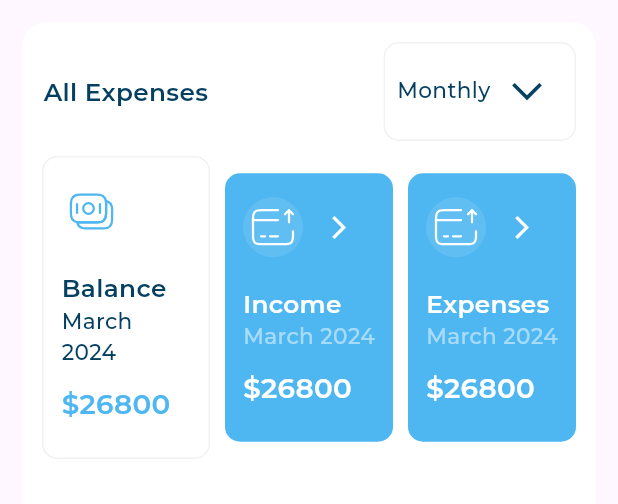
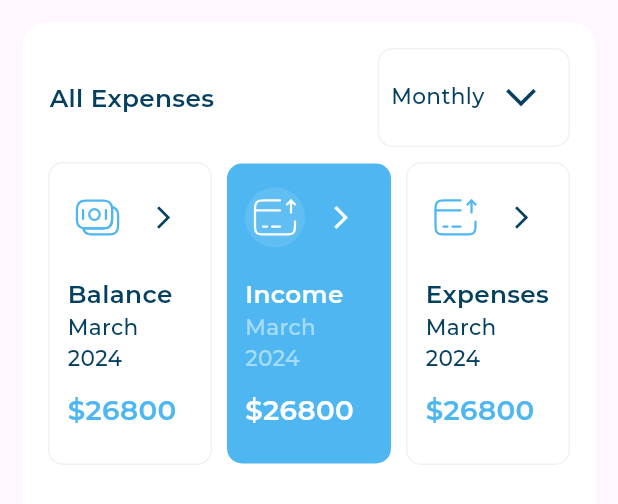
Before and after one commit to MalekYasser26/Respnosive_UI_Dashboard, a Flutter app: the AllExpenses widget shown alone on an empty page, opened directly, after a tap on "Income", on a phone screen of 412 x 824 dp. Shown: the top 504 px of the screen. Run offline on Flutter 3.47's test engine with Material 3 defaults, Android fonts, the phone set to English and light mode, and no system bars; our stand-ins replace flutter_svg; project files that could hold a hidden picture were left out.

Commit message:
finished all expenses

```diff
--- /dev/null
+++ b/lib/features/home/presentation/models/expenses_item_model.dart
@@ -0,0 +1,6 @@
+class ExpensesItemModels{
+  final String type, date, money,image;
+
+  const ExpensesItemModels({required this.type, required this.date , required this.image, required this.money});
+
+}
--- a/lib/features/home/presentation/views/desktop_dashboard.dart
+++ b/lib/features/home/presentation/views/desktop_dashboard.dart
@@ -27,7 +27,11 @@ class _DesktopDashboardViewState extends State<DesktopDashboardView> {
             flex: 2,
             child: Padding(
               padding: EdgeInsets.symmetric(horizontal: 30),
-              child: AllExpenses(),
+              child: Column(
+                children: [
+                  AllExpenses(),
+                ],
+              ),
             ),
           ),
           const Expanded(
--- a/lib/features/home/presentation/views/widgets/active_expenses_item.dart
+++ b/lib/features/home/presentation/views/widgets/active_expenses_item.dart
@@ -1,21 +1,15 @@
 import 'package:flutter/material.dart';
+import 'package:full_responsive_ui/features/home/presentation/models/expenses_item_model.dart';
 import 'package:full_responsive_ui/features/home/presentation/views/widgets/expenses_item_header.dart';
-import 'package:full_responsive_ui/utils/app_images.dart';
 import 'package:full_responsive_ui/utils/app_styles.dart';
 
 class ActiveExpensesItem extends StatelessWidget {
   const ActiveExpensesItem({
     super.key,
-    required this.type,
-    required this.date,
-    required this.money,
-    required this.image, required this.active,
+    required this.active, required this.eimModel,
   });
 
-  final String type;
-  final String date;
-  final String money;
-  final String image;
+  final ExpensesItemModels eimModel ;
   final bool active ;
 
 
@@ -33,18 +27,18 @@ class ActiveExpensesItem extends StatelessWidget {
             crossAxisAlignment: CrossAxisAlignment.start,
             children: [
                ExpensesItemHeader(
-                image: image,
+                image: eimModel.image,
                  active: active,
               ),
               const SizedBox(
                 height: 15,
               ),
-              Text(type, style: AppStyles.styleSemiBoldWhite16(context)),
-              Text(date, style: AppStyles.styleMedium14(context)),
+              Text(eimModel.type, style: AppStyles.styleSemiBoldWhite16(context)),
+              Text(eimModel.date, style: AppStyles.styleMedium14(context)),
               Padding(
                 padding: const EdgeInsets.symmetric(vertical: 10.0),
                 child:
-                Text("\$$money", style: AppStyles.styleSemiBold18(context)),
+                Text("\$${eimModel.money}", style: AppStyles.styleSemiBold18(context)),
               )
             ],
           ),
--- a/lib/features/home/presentation/views/widgets/all_expenses.dart
+++ b/lib/features/home/presentation/views/widgets/all_expenses.dart
@@ -1,10 +1,42 @@
 import 'package:flutter/material.dart';
+import 'package:full_responsive_ui/features/home/presentation/models/expenses_item_model.dart';
 import 'package:full_responsive_ui/features/home/presentation/views/widgets/all_expenses_header.dart';
 import 'package:full_responsive_ui/features/home/presentation/views/widgets/expenses_item.dart';
 import 'package:full_responsive_ui/utils/app_images.dart';
 
-class AllExpenses extends StatelessWidget {
+class AllExpenses extends StatefulWidget {
   const AllExpenses({Key? key}) : super(key: key);
+
+  @override
+  _AllExpensesState createState() => _AllExpensesState();
+}
+
+class _AllExpensesState extends State<AllExpenses> {
+  int selectedIndex = 0;
+
+  void updateIndex(int index) {
+    setState(() {
+      selectedIndex = index;
+    });
+  }
+
+  static const List<ExpensesItemModels> eimItems = [
+    ExpensesItemModels(
+        type: "Balance",
+        date: "March 2024",
+        image: Assets.imagesCash,
+        money: "26800"),
+    ExpensesItemModels(
+        type: "Income",
+        date: "March 2024",
+        image: Assets.imagesExpenses,
+        money: "26800"),
+    ExpensesItemModels(
+        type: "Expenses",
+        date: "March 2024",
+        image: Assets.imagesExpenses,
+        money: "26800"),
+  ];
 
   @override
   Widget build(BuildContext context) {
@@ -13,41 +45,24 @@ class AllExpenses extends StatelessWidget {
       child: Container(
         decoration: BoxDecoration(
             borderRadius: BorderRadius.circular(15), color: Colors.white),
-        child:  Padding(
-          padding: EdgeInsets.all(8.0),
+        child: Padding(
+          padding: const EdgeInsets.all(12.0),
           child: Column(
             children: [
-              AllExpensesHeader(),
+              const AllExpensesHeader(),
               Row(
-                children: [
-                  Expanded(
+                children: eimItems.asMap().entries.map((e) {
+                  int index = e.key;
+                  var item = e.value;
+                  return Expanded(
                     child: ExpensesItem(
-                      type: "Balance",
-                      date: "March 2024",
-                      money: "26800",
-                      active: false,
-                      image: Assets.imagesCash,
+                      eimModel: item,
+                      active: selectedIndex == index,
+                      index: index,
+                      updateIndex: updateIndex,
                     ),
-                  ),
-                  Expanded(
-                    child: ExpensesItem(
-                      type: "Income",
-                      date: "March 2024",
-                      money: "26800",
-                      active: false,
-                      image: Assets.imagesExpenses,
-                    ),
-                  ),
-                  Expanded(
-                    child: ExpensesItem(
-                      type: "Expenses",
-                      date: "March 2024",
-                      money: "26800",
-                      active: true,
-                      image: Assets.imagesExpenses,
-                    ),
-                  ),
-                ],
+                  );
+                }).toList(),
               ),
             ],
           ),
--- a/lib/features/home/presentation/views/widgets/expenses_item.dart
+++ b/lib/features/home/presentation/views/widgets/expenses_item.dart
@@ -1,38 +1,31 @@
 import 'package:flutter/material.dart';
+import 'package:full_responsive_ui/features/home/presentation/models/expenses_item_model.dart';
 import 'package:full_responsive_ui/features/home/presentation/views/widgets/active_expenses_item.dart';
 import 'package:full_responsive_ui/features/home/presentation/views/widgets/inactive_expenses_item.dart';
 
-class ExpensesItem extends StatefulWidget {
-  final String type, date, money,image;
-  bool active = false;
+class ExpensesItem extends StatelessWidget {
+  final ExpensesItemModels eimModel;
+  final bool active;
+  final int index;
+  final Function(int) updateIndex;
 
   ExpensesItem({
-    super.key,
-    required this.type,
-    required this.date,
-    required this.money,
+    Key? key,
+    required this.eimModel,
     required this.active,
-    required this.image
-  });
+    required this.index,
+    required this.updateIndex,
+  }) : super(key: key);
 
-  @override
-  State<ExpensesItem> createState() => _ExpensesItemState();
-}
-
-class _ExpensesItemState extends State<ExpensesItem> {
   @override
   Widget build(BuildContext context) {
     return GestureDetector(
       onTap: () {
-        widget.active = !widget.active;
-        print(widget.active);
-        setState(() {
-        });
-
+        updateIndex(index);
       },
-      child: widget.active == false
-          ? InactiveExpensesItem(type: widget.type, date: widget.date, money: widget.money, image: widget.image,active: widget.active,)
-          : ActiveExpensesItem(type: widget.type, date: widget.date, money: widget.money,image: widget.image,active: widget.active,)
+      child: active
+          ? ActiveExpensesItem(active: true, eimModel: eimModel)
+          : InactiveExpensesItem(active: false, eimModel: eimModel),
     );
   }
 }
--- a/lib/features/home/presentation/views/widgets/expenses_item_header.dart
+++ b/lib/features/home/presentation/views/widgets/expenses_item_header.dart
@@ -2,11 +2,13 @@ import 'package:flutter/material.dart';
 import 'package:flutter_svg/flutter_svg.dart';
 
 class ExpensesItemHeader extends StatelessWidget {
-  final String image ;
-  final bool active ;
-  const ExpensesItemHeader({
-    super.key, required this.image,required this.active
-  });
+  final String image;
+
+  final bool active;
+
+  const ExpensesItemHeader(
+      {super.key, required this.image, required this.active});
+
   @override
   Widget build(BuildContext context) {
     return Row(
@@ -21,9 +23,9 @@ class ExpensesItemHeader extends StatelessWidget {
         const Spacer(),
         IconButton(
             onPressed: () {},
-            icon: const Icon(
+            icon:  Icon(
               Icons.arrow_forward_ios,
-              color: Colors.white,
+              color: active ? Colors.white : const Color(0xFF064061),
               size: 18,
             ))
       ],
--- a/lib/features/home/presentation/views/widgets/inactive_expenses_item.dart
+++ b/lib/features/home/presentation/views/widgets/inactive_expenses_item.dart
@@ -1,21 +1,16 @@
 import 'package:flutter/material.dart';
+import 'package:full_responsive_ui/features/home/presentation/models/expenses_item_model.dart';
 import 'package:full_responsive_ui/features/home/presentation/views/widgets/expenses_item_header.dart';
-import 'package:full_responsive_ui/utils/app_images.dart';
 import 'package:full_responsive_ui/utils/app_styles.dart';
 
 class InactiveExpensesItem extends StatelessWidget {
   const InactiveExpensesItem({
     super.key,
-    required this.type,
-    required this.date,
-    required this.money,
-    required this.image, required this.active,
+    required this.active, required this.eimModel,
   });
 
-  final String type;
-  final String date;
-  final String money;
-  final String image;
+  final ExpensesItemModels eimModel;
+
   final bool active ;
 
   @override
@@ -26,25 +21,25 @@ class InactiveExpensesItem extends StatelessWidget {
         decoration: BoxDecoration(
             borderRadius: BorderRadius.circular(10),
             border: Border.all(color: const Color(0xFFF1F1F1)),
-            color:  Colors.white),
+            color: Colors.white),
         child: Padding(
           padding: const EdgeInsets.all(12.0),
           child: Column(
             crossAxisAlignment: CrossAxisAlignment.start,
             children: [
-               ExpensesItemHeader(
-                 active:active ,
-                image: image,
+              ExpensesItemHeader(
+                active: active,
+                image: eimModel.image,
               ),
               const SizedBox(
                 height: 15,
               ),
-              Text(type, style: AppStyles.styleSemiBold16(context)),
-              Text(date, style: AppStyles.styleMediumBlue14(context)),
+              Text(eimModel.type, style: AppStyles.styleSemiBold16(context)),
+              Text(eimModel.date, style: AppStyles.styleMediumBlue14(context)),
               Padding(
                 padding: const EdgeInsets.symmetric(vertical: 10.0),
-                child:
-                Text("\$$money", style: AppStyles.styleSemiBoldBlue18(context)),
+                child: Text("\$${eimModel.money}",
+                    style: AppStyles.styleSemiBoldBlue18(context)),
               )
             ],
           ),
```
